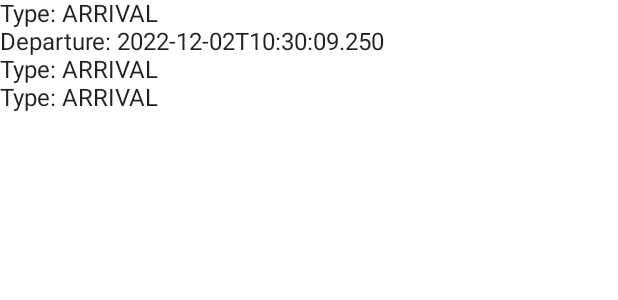
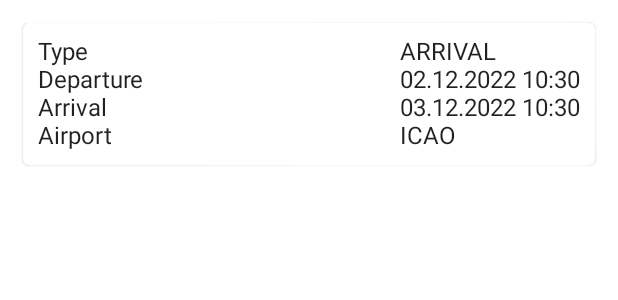
Before and after one commit to 2223-5ahif-nvs/03-lab-android-simple-room-db-microproject-S1mple133, an Android app built with Jetpack Compose: the @Preview function DefaultPreview, on a phone screen of 412 x 824 dp. Shown: the top 300 px of the screen. Run offline under Robolectric (Android 15) with nearby library versions, the light colour scheme and no system bars.

Commit message:
added basic card for flight

```diff
--- a/frontend/app/src/main/java/at/htl/airport_frontend/MainActivity.kt
+++ b/frontend/app/src/main/java/at/htl/airport_frontend/MainActivity.kt
@@ -3,18 +3,23 @@ package at.htl.airport_frontend
 import android.os.Bundle
 import androidx.activity.ComponentActivity
 import androidx.activity.compose.setContent
-import androidx.compose.foundation.layout.Column
-import androidx.compose.foundation.layout.Row
-import androidx.compose.foundation.layout.fillMaxSize
+import androidx.compose.foundation.layout.*
+import androidx.compose.material.Card
 import androidx.compose.material.MaterialTheme
 import androidx.compose.material.Surface
 import androidx.compose.material.Text
 import androidx.compose.runtime.Composable
+import androidx.compose.ui.Alignment
 import androidx.compose.ui.Modifier
 import androidx.compose.ui.tooling.preview.Preview
+import androidx.compose.ui.unit.Dp
+import androidx.compose.ui.unit.dp
 import at.htl.airport_frontend.entity.Flight
 import at.htl.airport_frontend.ui.theme.AirportfrontendTheme
 import java.time.LocalDateTime
+import java.time.format.DateTimeFormatter
+
+const val dateTimeFormat: String = "dd.MM.yyyy hh:mm";
 
 class MainActivity : ComponentActivity() {
     override fun onCreate(savedInstanceState: Bundle?) {
@@ -42,32 +47,46 @@ fun FlightList() {
 @Composable
 fun DefaultPreview() {
     AirportfrontendTheme {
-        FlightCard(Flight(airportIcao = "ICAO",
+        FlightCard(
+            Flight(
+                airportIcao = "ICAO",
                 departure = LocalDateTime.now(),
                 arrival = LocalDateTime.now().plusDays(1),
                 flightNumber = 41,
                 flightType = "ARRIVAL"
-        ));
+            )
+        );
     }
 }
 
 @Composable
 fun FlightCard(flight: Flight) {
+    Card(
+        modifier = Modifier
+            .fillMaxWidth()
+            .padding(15.dp)
+    ) {
+        Row(
+            modifier = Modifier.padding(10.dp),
+            horizontalArrangement = Arrangement.SpaceBetween
+        ) {
             Column() {
-        Row() {
-            Text(text = "Type: " + flight.flightType)
+                Text(text = "Type")
+                Text(text = "Departure")
+                Text(text = "Arrival")
+                Text(text = "Airport")
             }
 
-        Row() {
-            Text(text = "Departure: " + flight.departure)
-        }
-
-        Row() {
-            Text(text = "Type: " + flight.flightType)
-        }
-
-        Row() {
-            Text(text = "Type: " + flight.flightType)
+            Column() {
+                Text(text = flight.flightType)
+                Text(text = formatDateTime(flight.departure))
+                Text(text = formatDateTime(flight.arrival))
+                Text(text = flight.airportIcao)
             }
         }
     }
+}
+
+fun formatDateTime(dateTime: LocalDateTime): String {
+    return dateTime.format(DateTimeFormatter.ofPattern(dateTimeFormat));
+}
```
Lines whose indentation alone changed are shown as unchanged.
